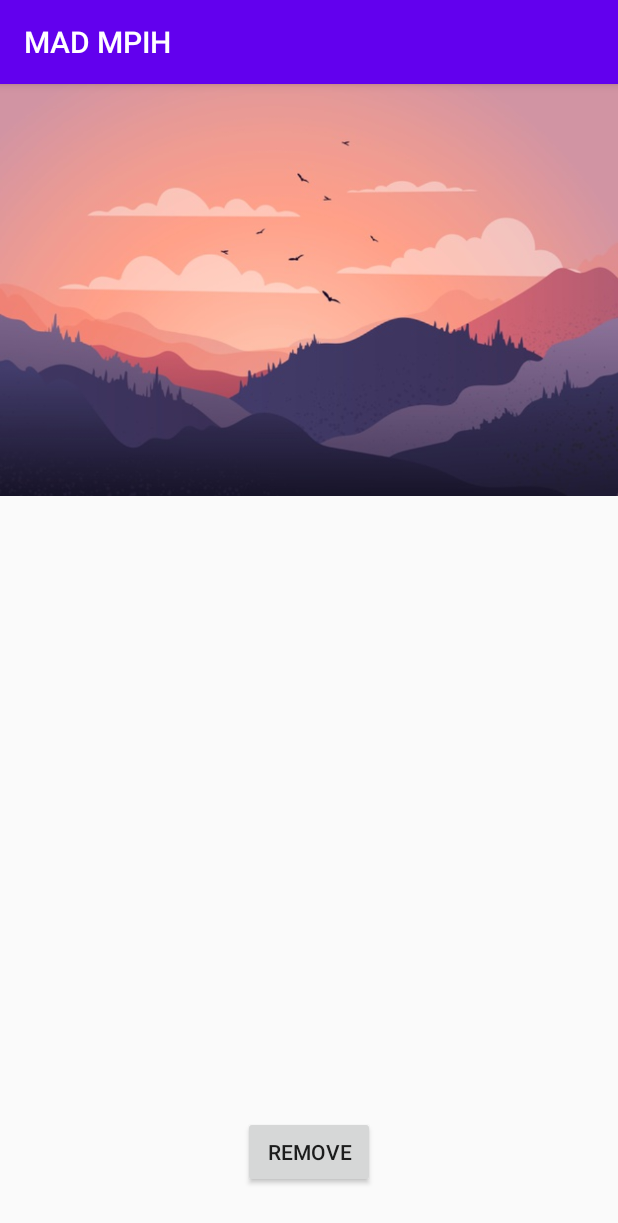
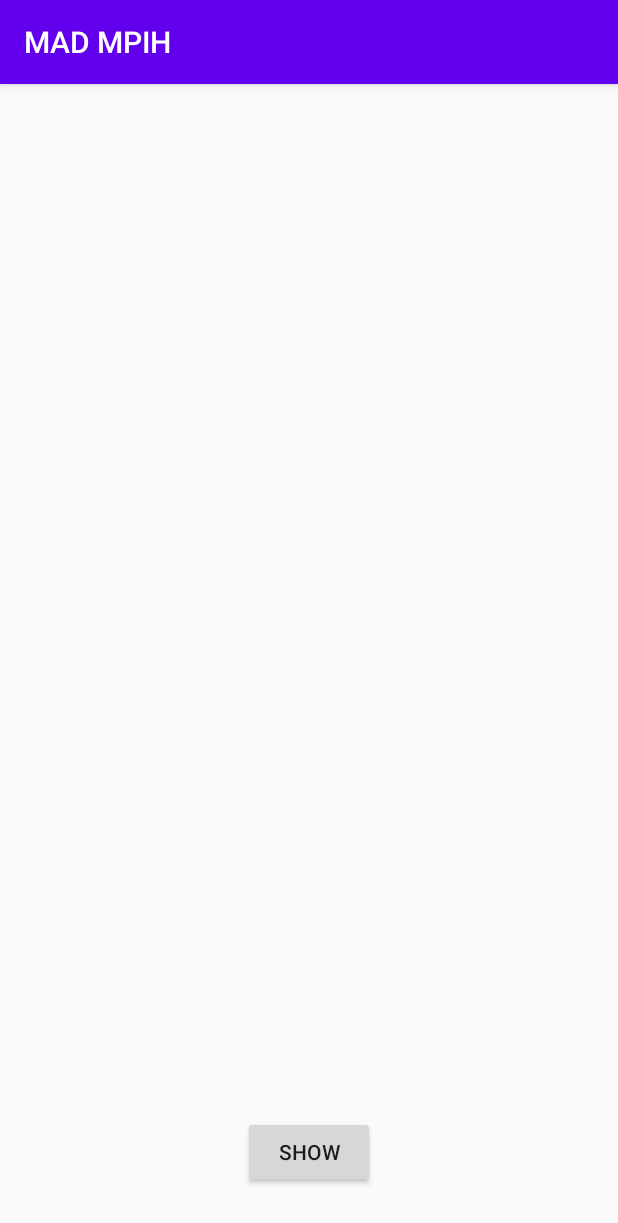
Before and after one commit to Thusithanjana/SLIITMAD-MPI, an Android app: the screen it shows after launch (MainActivity), after a tap on "SHOW", on a phone screen of 412 x 824 dp. Shown: the top 1223 px of the screen. Run offline under Robolectric (Android 15) with nearby library versions, the phone set to English and light mode, and no system bars.

Commit message:
Created the Exercise Branch

```diff
--- a/app/src/main/java/com/example/madmpih/MainActivity.java
+++ b/app/src/main/java/com/example/madmpih/MainActivity.java
@@ -18,43 +18,23 @@ public class MainActivity extends AppCompatActivity {
         super.onCreate(savedInstanceState);
         setContentView(R.layout.activity_main);
         // Create a ConstraintLayout in which to add the ImageView
-        //constraintLayout = new ConstraintLayout(this);
-        constraintLayout = findViewById(R.id.lytCons);
+        //3. Exercise point
 
         // Instantiate an ImageView and define its properties
-        i = new ImageView(this);
-        i.setImageResource(R.drawable.image1);
-        i.setContentDescription(getResources().getString(R.string.my_image_desc));
-        i.setId(R.id.image1);
-
-        // set the ImageView bounds to match the Drawable's dimensions
-        i.setAdjustViewBounds(true);
-        i.setLayoutParams(new ViewGroup.LayoutParams(
-                ViewGroup.LayoutParams.WRAP_CONTENT,
-                ViewGroup.LayoutParams.WRAP_CONTENT));
-
-        // Add the ImageView to the layout and set the layout as the content view.
+        //4. Exercise point
 
 
 
+        // set the ImageView bounds to match the Drawable's dimensions
+        //5. Exercise point
 
+
+        // Add the ImageView to the layout and set the layout as the content view.
     }
 
     public void displayImage(View view){
+        //6. Exercise point
 
-        try {
-            constraintLayout.addView(i);
-            setContentView(constraintLayout);
-            Button button = findViewById(R.id.btnShow);
-            button.setText(R.string.txtBtnR);
-
-
-        }catch (Exception e){
-            View image = findViewById(R.id.image1);
-            constraintLayout.removeView(image);
-            Button button = findViewById(R.id.btnShow);
-            button.setText(R.string.txtBtn);
-        }
 
     }
 }
```
